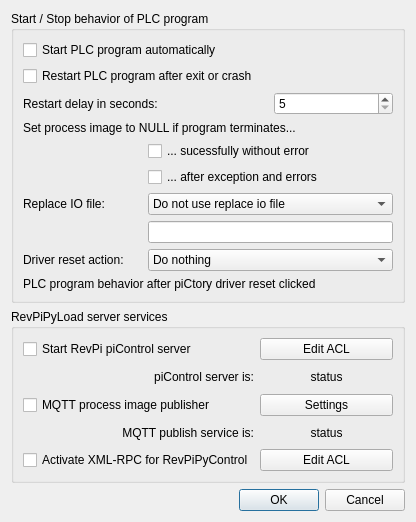
First picture: the form in include/ui_dev/revpioption.ui, repository naruxde/revpicommander, before the edit.
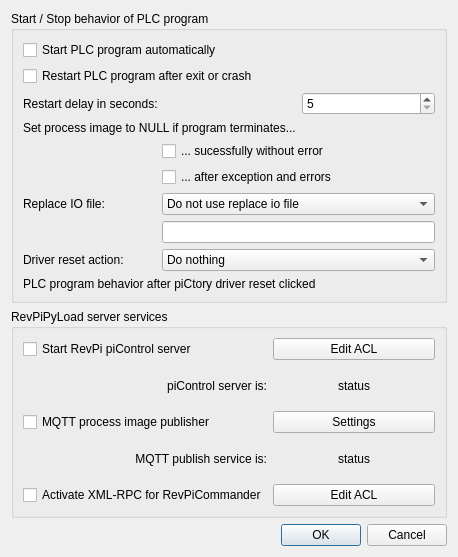
Second picture: the form after the edit.

Patch:
```diff
--- a/include/ui_dev/revpioption.ui
+++ b/include/ui_dev/revpioption.ui
@@ -6,8 +6,8 @@
    <rect>
     <x>0</x>
     <y>0</y>
-    <width>416</width>
-    <height>522</height>
+    <width>458</width>
+    <height>557</height>
    </rect>
   </property>
   <property name="windowTitle">
@@ -226,7 +226,7 @@
       <item row="4" column="0">
        <widget class="QCheckBox" name="cbx_xmlrpc">
         <property name="text">
-         <string>Activate XML-RPC for RevPiPyControl</string>
+         <string>Activate XML-RPC for RevPiCommander</string>
         </property>
        </widget>
       </item>
```
